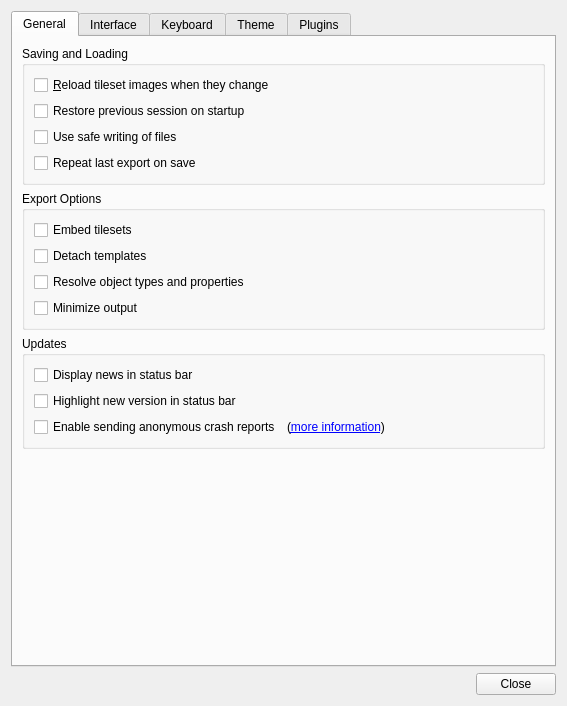
Before: the Qt Designer form src/tiled/preferencesdialog.ui in mapeditor/tiled, drawn with Qt 5.
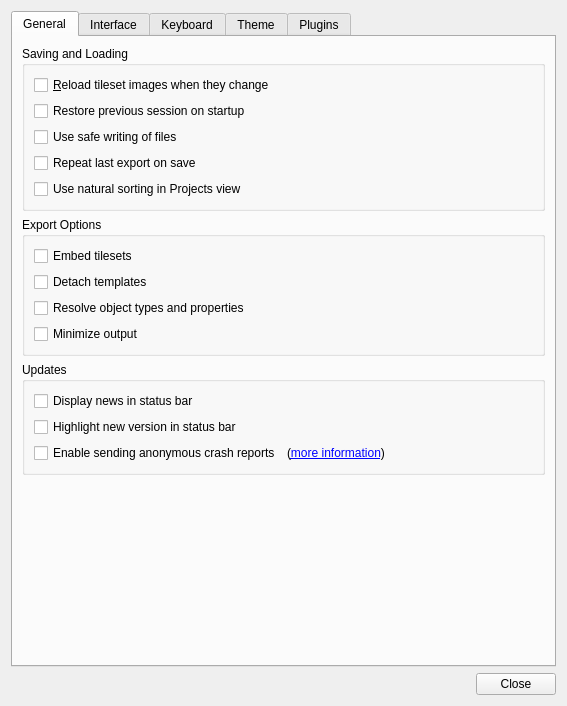
After: the same form once the commit is applied. Custom widgets are drawn as their Qt base class.

Commit message: Add numeric file sorting option for Projects view (#4180).

What changed in the file:
```diff
--- a/src/tiled/preferencesdialog.ui
+++ b/src/tiled/preferencesdialog.ui
@@ -64,6 +64,16 @@
             </property>
            </widget>
           </item>
+          <item row="4" column="0">
+           <widget class="QCheckBox" name="naturalSorting">
+            <property name="toolTip">
+             <string>Sort files numerically (d3, d20) instead of alphabetically (d20, d3)</string>
+            </property>
+            <property name="text">
+             <string>Use natural sorting in Projects view</string>
+            </property>
+           </widget>
+          </item>
          </layout>
         </widget>
        </item>
```
The commit also changes 4 other files.
